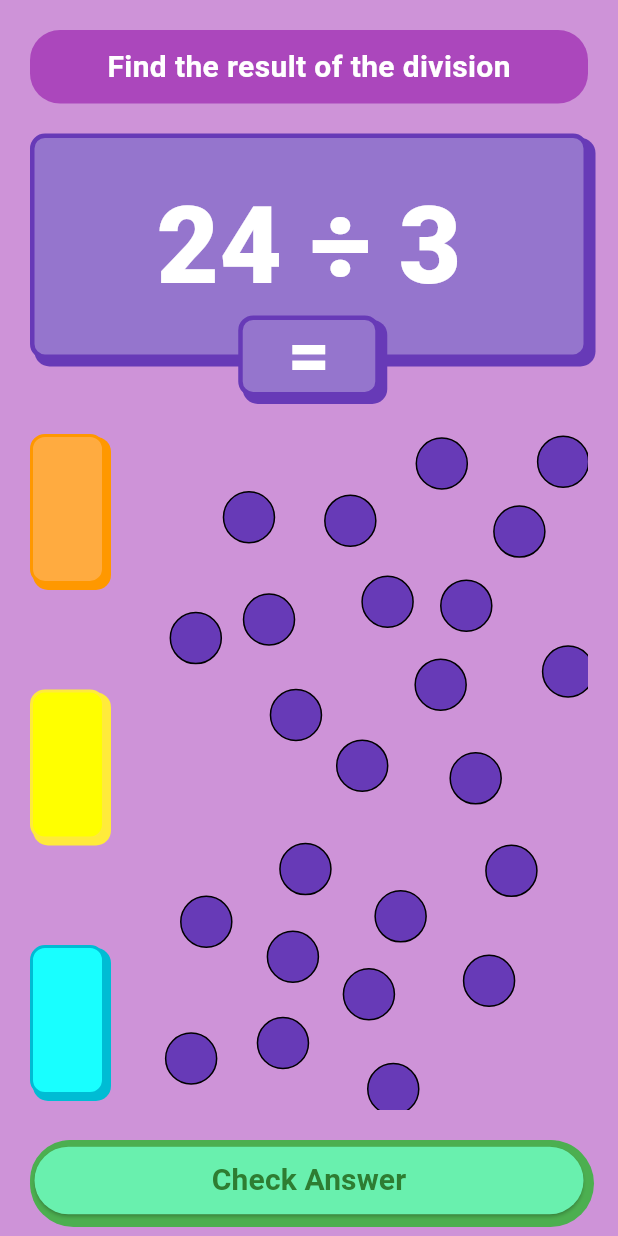
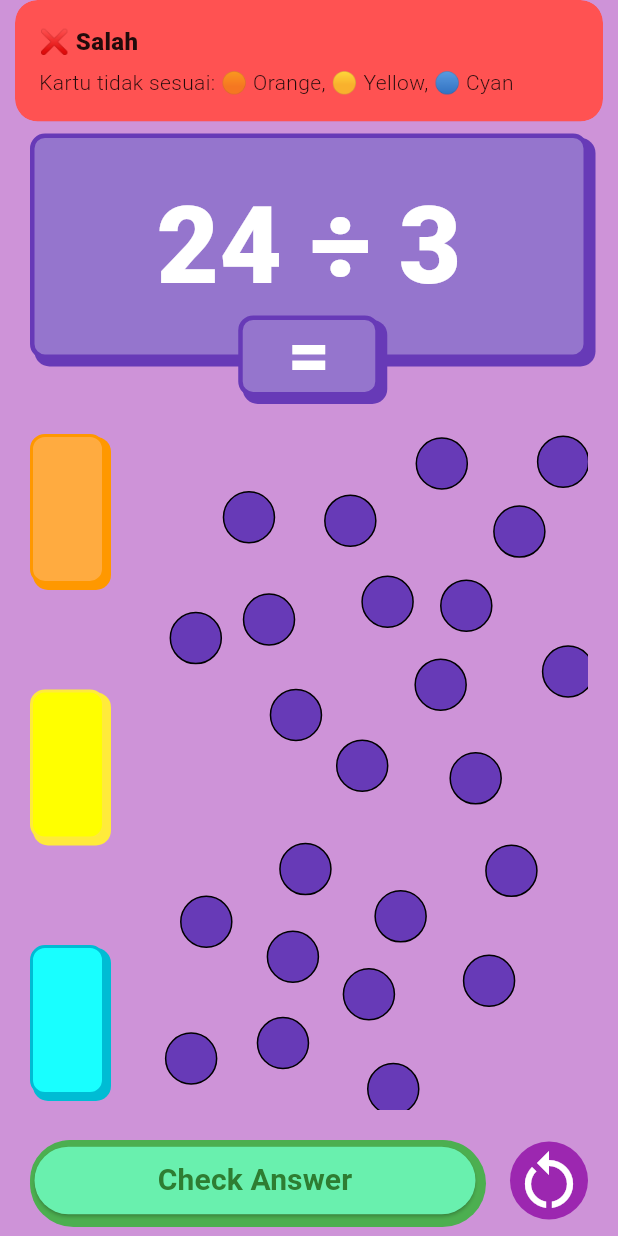
Before and after one commit to Ridhowalid01/duaempatperlapan, a Flutter app: the screen it shows after launch, after a tap on "Check Answer", on a phone screen of 412 x 824 dp. Run offline on Flutter 3.47's test engine with Material 3 defaults, Android fonts, the phone set to English and light mode, and no system bars; our stand-ins replace get.

Commit message:
Add answer checking functionality and inform the card areas that have an incorrect number of marbles. Also, add a restart button along with its corresponding logic.

```diff
--- a/lib/controllers/marble_controller.dart
+++ b/lib/controllers/marble_controller.dart
@@ -1,185 +1,3 @@
-// import 'dart:math';
-//
-// import 'package:flutter/material.dart';
-// import 'package:get/get.dart';
-//
-// import '../models/color_card_area.dart';
-// import '../models/marble_model.dart';
-//
-// class MarbleController extends GetxController {
-//   final marbles = <MarbleModel>[].obs;
-//   final double marbleSize = 30.0;
-//   final double spacing = 25.0;
-//   final double leftPadding = 70.0;
-//   int _groupCounter = 0;
-//   List<MapEntry<int, MarbleModel>>? _draggingGroup;
-//
-//   void generateRandomMarbles({
-//     required int count,
-//     required double maxWidth,
-//     required double maxHeight,
-//     double minDistance = 50,
-//   }) {
-//     marbles.clear();
-//     final random = Random();
-//     final positions = <Offset>[];
-//     int tries = 0;
-//
-//     while (positions.length < count && tries < 10000) {
-//       final dx =
-//           leftPadding +
-//           random.nextDouble() * (maxWidth - leftPadding - marbleSize);
-//       final dy = random.nextDouble() * (maxHeight - marbleSize);
-//       final candidate = Offset(dx, dy);
-//
-//       if (positions.every(
-//         (other) => (candidate - other).distance >= minDistance,
-//       )) {
-//         positions.add(candidate);
-//       }
-//
-//       tries++;
-//     }
-//
-//     marbles.assignAll(
-//       positions.map((pos) => MarbleModel(position: pos)).toList(),
-//     );
-//   }
-//
-//   void updatePosition(int index, Offset newPosition) {
-//     final marble = marbles[index];
-//     final connected = _findConnectedMarbles(index);
-//     final groupId = connected
-//         .map((i) => marbles[i].groupId)
-//         .whereType<int>()
-//         .fold<int>(_generateGroupId(), (prev, val) => min(prev, val));
-//
-//     for (var i in connected) {
-//       marbles[i].groupId = groupId;
-//     }
-//
-//     final group = marbles
-//         .asMap()
-//         .entries
-//         .where((e) => e.value.groupId == groupId)
-//         .toList();
-//     final oldCenter = _averageOffset(group.map((e) => e.value.position));
-//     final anchorOffset = marble.position - oldCenter;
-//
-//     final positions = _generateGridPositions(group.length, oldCenter);
-//     for (int i = 0; i < group.length; i++) {
-//       marbles[group[i].key].position = positions[i];
-//     }
-//
-//     final newCenter = _averageOffset(group.map((e) => e.value.position));
-//     final delta = newPosition - (newCenter + anchorOffset);
-//
-//     for (final entry in group) {
-//       marbles[entry.key].position += delta;
-//     }
-//
-//     _draggingGroup = group;
-//     marbles.refresh();
-//   }
-//
-//   Rect calculateGroupBounds(List<MapEntry<int, MarbleModel>> group) {
-//     final positions = group.map((e) => e.value.position).toList();
-//     final minX = positions.map((p) => p.dx).reduce(min);
-//     final maxX = positions.map((p) => p.dx).reduce(max);
-//     final minY = positions.map((p) => p.dy).reduce(min);
-//     final maxY = positions.map((p) => p.dy).reduce(max);
-//     return Rect.fromLTRB(minX, minY, maxX, maxY);
-//   }
-//
-//   void endDrag() {
-//     if (_draggingGroup != null) {
-//       final group = _draggingGroup!;
-//       final groupBounds = calculateGroupBounds(group);
-//       bool isInCard = false;
-//       Color? matchedColor;
-//
-//       for (final area in colorCardAreas) {
-//         final expandedRect = area.rect.inflate(5);
-//         if (expandedRect.overlaps(groupBounds)) {
-//           matchedColor = area.color;
-//           isInCard = true;
-//           break;
-//         }
-//       }
-//
-//       for (final entry in group) {
-//         marbles[entry.key].color = isInCard
-//             ? matchedColor!
-//             : marbles[entry.key].defaultColor;
-//       }
-//
-//       final center = _averageOffset(group.map((e) => e.value.position));
-//       final positions = _generateGridPositions(group.length, center);
-//       for (int i = 0; i < group.length; i++) {
-//         marbles[group[i].key].position = positions[i];
-//       }
-//
-//       _draggingGroup = null;
-//       marbles.refresh();
-//     }
-//   }
-//
-//   List<int> _findConnectedMarbles(int index) {
-//     final visited = <int>{};
-//     final queue = <int>[index];
-//
-//     while (queue.isNotEmpty) {
-//       final current = queue.removeLast();
-//       if (!visited.add(current)) continue;
-//
-//       for (int i = 0; i < marbles.length; i++) {
-//         if (i != current && !visited.contains(i)) {
-//           final distance =
-//               (marbles[i].position - marbles[current].position).distance;
-//           if (distance <= marbleSize) queue.add(i);
-//         }
-//       }
-//     }
-//
-//     return visited.toList();
-//   }
-//
-//   List<Offset> _generateGridPositions(int count, Offset center) {
-//     final cols = (count <= 2) ? count : (count / 2).ceil();
-//     final rows = (count <= 2) ? 1 : 2;
-//
-//     return List.generate(count, (i) {
-//       final row = i ~/ cols;
-//       final col = i % cols;
-//       final dx = (col - (cols - 1) / 2) * spacing;
-//       final dy = (row - (rows - 1) / 2) * spacing;
-//       return center.translate(dx, dy);
-//     });
-//   }
-//
-//   Offset _averageOffset(Iterable<Offset> offsets) {
-//     final sum = offsets.reduce((a, b) => a + b);
-//     return sum / offsets.length.toDouble();
-//   }
-//
-//   int _generateGroupId() => _groupCounter++;
-//
-//   final RxList<ColorCardArea> colorCardAreas = <ColorCardArea>[
-//     ColorCardArea(color: Colors.orange, rect: Rect.zero),
-//     ColorCardArea(color: Colors.yellow, rect: Rect.zero),
-//     ColorCardArea(color: Colors.cyan, rect: Rect.zero),
-//   ].obs;
-//
-//   void updateCardRect(int index, Rect rect) {
-//     if (index >= 0 && index < colorCardAreas.length) {
-//       colorCardAreas[index] = colorCardAreas[index].copyWith(rect: rect);
-//       if (index == colorCardAreas.length - 1) {
-//         colorCardAreas.refresh();
-//       }
-//     }
-//   }
-// }
-
 import 'package:flutter/material.dart';
 import 'package:get/get.dart';
 
@@ -193,12 +11,17 @@ class MarbleController extends GetxController {
   final double marbleSize = 30.0;
   final double spacing = 25.0;
   final double leftPadding = 70.0;
+  final dragAreaSize = Rx<Size>(Size.zero);
 
   final colorCardAreas = <ColorCardArea>[
     ColorCardArea(color: Colors.orange, rect: Rect.zero),
     ColorCardArea(color: Colors.yellow, rect: Rect.zero),
     ColorCardArea(color: Colors.cyan, rect: Rect.zero),
   ].obs;
+
+  void updateDragAreaSize(Size size) {
+    dragAreaSize.value = size;
+  }
 
   void generateRandomMarbles({
     required int count,
@@ -233,4 +56,46 @@ class MarbleController extends GetxController {
       }
     }
   }
+
+  Map<Color, int> countMarblesByColor() {
+    final colorCounts = <Color, int>{};
+
+    for (var marble in marbles) {
+      final color = marble.color;
+      colorCounts[color] = (colorCounts[color] ?? 0) + 1;
+    }
+
+    return colorCounts;
+  }
+
+  List<Color> getIncorrectColors({int expectedCount = 8}) {
+    final counts = countMarblesByColor();
+    final incorrectColors = <Color>[];
+
+    for (var area in colorCardAreas) {
+      final actualCount = counts[area.color] ?? 0;
+      if (actualCount != expectedCount) {
+        incorrectColors.add(area.color);
+      }
+    }
+
+    return incorrectColors;
+  }
+
+  void restartAllMarbles({
+    required int count,
+    required double maxWidth,
+    required double maxHeight,
+    double minDistance = 50,
+  }) {
+    marbles.clear();
+
+    generateRandomMarbles(
+      count: count,
+      maxWidth: maxWidth,
+      maxHeight: maxHeight,
+      minDistance: minDistance,
+    );
+    marbles.refresh();
+  }
 }
--- a/lib/main.dart
+++ b/lib/main.dart
@@ -1,5 +1,6 @@
 import 'package:duaempatperlapan/ui/pages/home_screen.dart';
 import 'package:flutter/material.dart';
+import 'package:get/get.dart';
 
 void main () {
   runApp(const MyApp());
@@ -10,7 +11,7 @@ class MyApp extends StatelessWidget {
 
   @override
   Widget build(BuildContext context) {
-    return MaterialApp(
+    return GetMaterialApp(
       title: '24/3=?',
       theme: ThemeData(scaffoldBackgroundColor: Colors.purple[200]),
       debugShowCheckedModeBanner: false,
--- a/lib/ui/pages/home_screen.dart
+++ b/lib/ui/pages/home_screen.dart
@@ -4,6 +4,7 @@ import 'package:duaempatperlapan/ui/widgets/question_desc_widget.dart';
 import 'package:flutter/material.dart';
 
 import '../widgets/drag_and_drop_area_widget.dart';
+import '../widgets/restart_button.dart';
 
 class HomeScreen extends StatelessWidget {
   const HomeScreen({super.key});
@@ -27,7 +28,14 @@ class HomeScreen extends StatelessWidget {
               QuestionBoxWidget(),
               SizedBox(height: 10),
               DragAndDropAreaWidget(),
-              CheckAnswerButton(),
+              Row(
+                spacing: 20,
+                mainAxisAlignment: MainAxisAlignment.spaceBetween,
+                children: [
+                  CheckAnswerButton(),
+                  RestartButton(),
+                ],
+              ),
             ],
           ),
         ),
--- a/lib/ui/widgets/check_answer_button.dart
+++ b/lib/ui/widgets/check_answer_button.dart
@@ -1,12 +1,15 @@
 import 'package:flutter/material.dart';
+import 'package:get/get.dart';
+
+import '../../controllers/marble_controller.dart';
 
 class CheckAnswerButton extends StatelessWidget {
   const CheckAnswerButton({super.key});
 
   @override
   Widget build(BuildContext context) {
-    return Container(
-      width: double.maxFinite,
+    return Expanded(
+      child: Container(
         decoration: BoxDecoration(
           borderRadius: BorderRadius.circular(40),
           border: Border.all(color: Colors.green, width: 3),
@@ -20,7 +23,24 @@ class CheckAnswerButton extends StatelessWidget {
           ],
         ),
         child: ElevatedButton(
-        onPressed: () {},
+          onPressed: () {
+            final controller = Get.find<MarbleController>();
+            final wrongColors = controller.getIncorrectColors(expectedCount: 8);
+
+            if (wrongColors.isEmpty) {
+              Get.snackbar("✅ Benar!", "Semua kartu berisi 8 kelereng", backgroundColor: Colors.greenAccent);
+            } else {
+              final colorNames = wrongColors.map((c) {
+                if (c == Colors.orange) return "🟠 Orange";
+                if (c == Colors.yellow) return "🟡 Yellow";
+                if (c == Colors.cyan) return "🔵 Cyan";
+                return "Unknown";
+              }).join(', ');
+
+              Get.snackbar("❌ Salah", "Kartu tidak sesuai: $colorNames", backgroundColor: Colors.redAccent);
+            }
+          },
+
           style: ElevatedButton.styleFrom(
             backgroundColor: Colors.greenAccent,
           ),
@@ -39,6 +59,7 @@ class CheckAnswerButton extends StatelessWidget {
             ),
           ),
         ),
+      ),
     );
   }
 }
--- a/lib/ui/widgets/marbles_area_widget.dart
+++ b/lib/ui/widgets/marbles_area_widget.dart
@@ -18,6 +18,9 @@ class MarblesAreaWidget extends StatelessWidget {
               count: 24,
               maxWidth: constraints.maxWidth,
               maxHeight: constraints.maxHeight,
+            );
+            controller.updateDragAreaSize(
+              Size(constraints.maxWidth, constraints.maxHeight),
             );
           }
         });
--- /dev/null
+++ b/lib/ui/widgets/restart_button.dart
@@ -0,0 +1,36 @@
+import 'package:flutter/material.dart';
+import 'package:get/get.dart';
+
+import '../../controllers/marble_controller.dart';
+
+class RestartButton extends StatelessWidget {
+  const RestartButton({super.key});
+
+  @override
+  Widget build(BuildContext context) {
+    return IconButton(
+      iconSize: 48,
+      onPressed: () {
+        final controller = Get.find<MarbleController>();
+        final size = controller.dragAreaSize.value;
+
+        controller.restartAllMarbles(
+          count: 24,
+          maxWidth: size.width,
+          maxHeight: size.height,
+        );
+        Get.snackbar(
+          "🔄 Restart",
+          "Semua kelereng telah direset",
+          backgroundColor: Colors.purpleAccent,
+        );
+      },
+      icon: Icon(Icons.restart_alt, color: Colors.white),
+      style: ButtonStyle(
+        backgroundColor: WidgetStateProperty.all(Colors.purple),
+        shape: WidgetStateProperty.all(CircleBorder()),
+        padding: WidgetStateProperty.all(EdgeInsets.all(2)),
+      ),
+    );
+  }
+}
```
Lines whose indentation alone changed are shown as unchanged.
